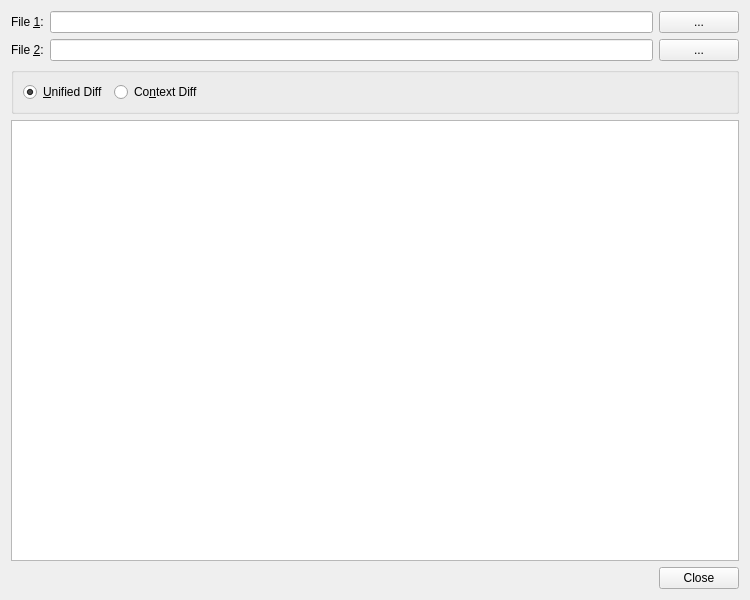
First picture: the form in UI/DiffDialog.ui, repository testmana2/test, before the edit.
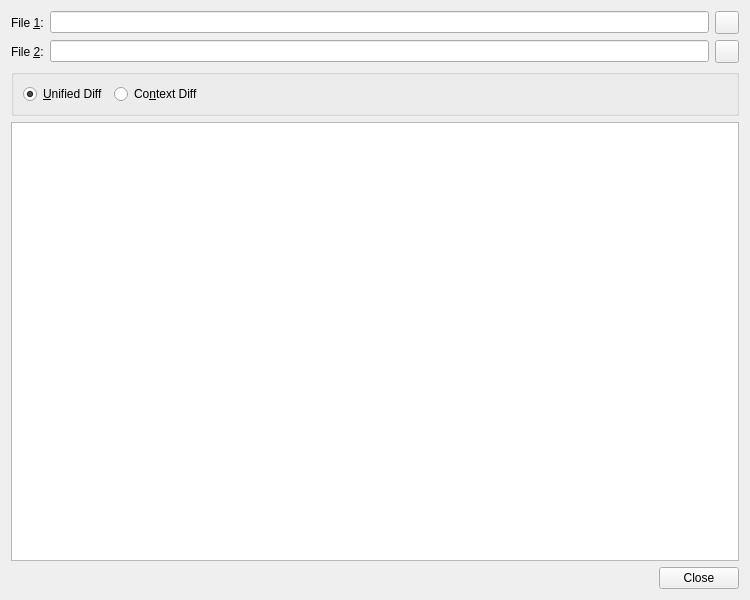
Second picture: the form after the edit.

Commit message: Changed all the file or directory selection buttons to QToolButton and gave them an icon.

```diff
--- a/UI/DiffDialog.ui
+++ b/UI/DiffDialog.ui
@@ -34,13 +34,10 @@
       </widget>
      </item>
      <item>
-      <widget class="QPushButton" name="file1Button">
+      <widget class="QToolButton" name="file1Button">
        <property name="toolTip">
         <string>Press to select the file via a file selection dialog</string>
        </property>
-       <property name="text">
-        <string>...</string>
-       </property>
       </widget>
      </item>
     </layout>
@@ -65,13 +62,10 @@
       </widget>
      </item>
      <item>
-      <widget class="QPushButton" name="file2Button">
+      <widget class="QToolButton" name="file2Button">
        <property name="toolTip">
         <string>Press to select the file via a file selection dialog</string>
        </property>
-       <property name="text">
-        <string>...</string>
-       </property>
       </widget>
      </item>
     </layout>
```
The commit also changes 127 other files.
